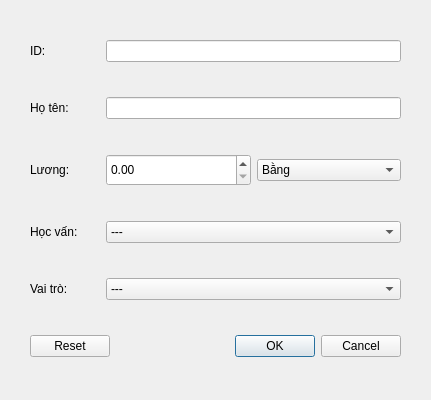
Before: the Qt Designer form src/views/EmployeeFilteringView.ui in Taylor3691/Hospital-Management-Project, drawn with Qt 5.
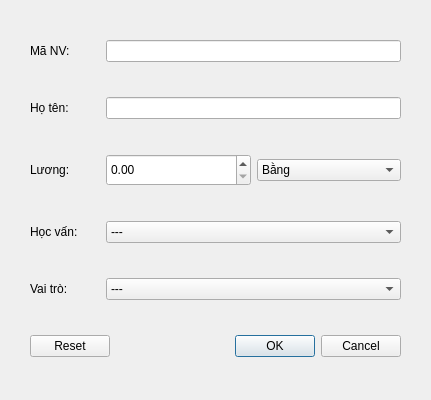
After: the same form once the commit is applied. Icons and pictures are not drawn.

Commit message: chore(ui): update labels which have text is "ID" to "Mã"

```diff
--- a/src/views/EmployeeFilteringView.ui
+++ b/src/views/EmployeeFilteringView.ui
@@ -2270,7 +2270,7 @@
         </size>
        </property>
        <property name="text">
-        <string>ID:</string>
+        <string>Mã NV:</string>
        </property>
       </widget>
      </item>
```
The commit also changes 5 other files.
